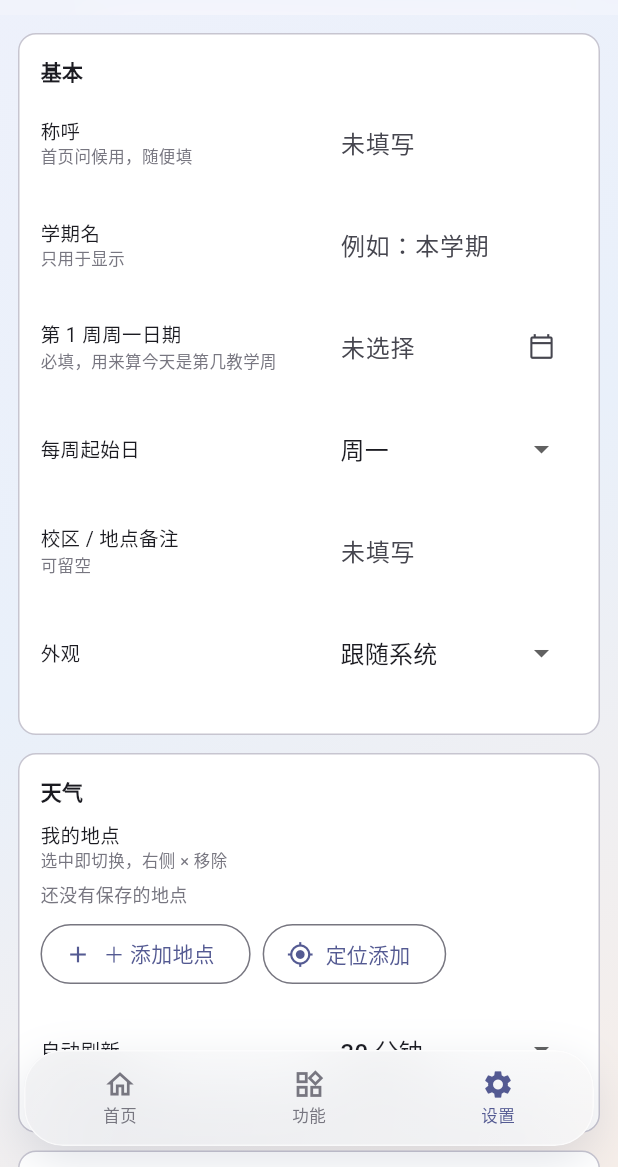
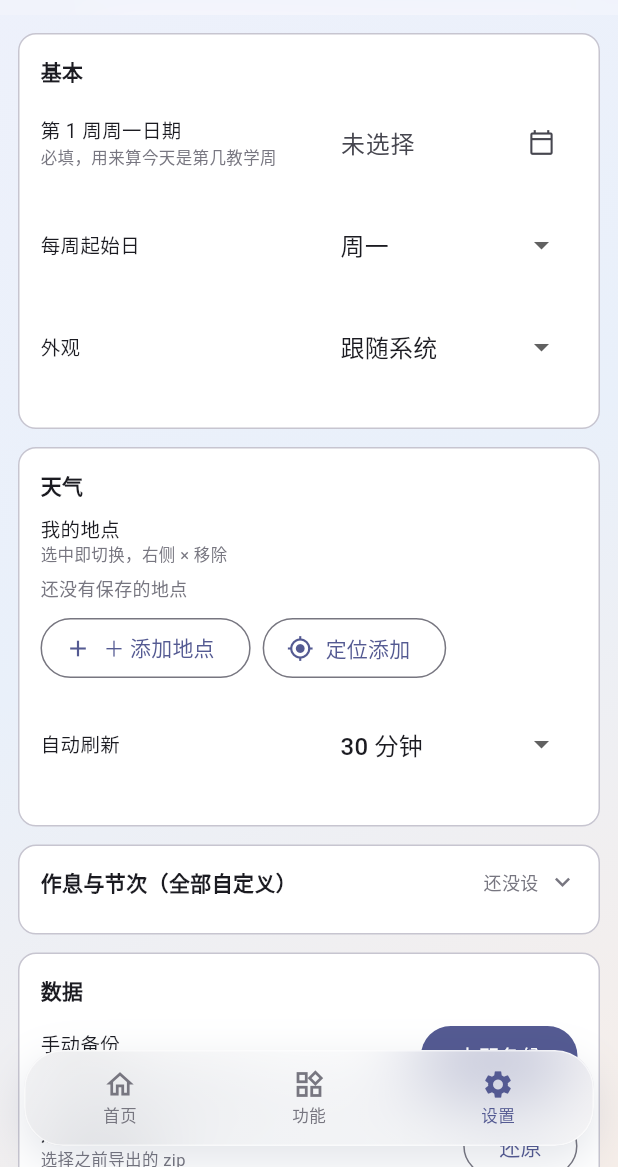
Before and after one commit to youkeisen/CloudLife, a Flutter app: the screen it shows after launch, item 3 of the bottom bar chosen, on a phone screen of 412 x 824 dp, the part 69-1236 px from its top. Run offline on Flutter 3.47's test engine with Material 3 defaults, Android fonts, the light colour scheme and no system bars; our stand-ins replace file_picker, geolocator; missing offline and left inert: syncfusion_flutter_pdf.

Commit message:
手机版 1.3.6：修定位（服务开关检查/缓存位置优先/超时30秒/友好提示）；设置页删称呼/学期名/校区；页面底部留白防悬浮栏遮挡；应用改名云生活

```diff
--- a/mobile/lib/app.dart
+++ b/mobile/lib/app.dart
@@ -32,7 +32,7 @@ class _MyDayAppState extends State<MyDayApp> {
   @override
   Widget build(BuildContext context) {
     return MaterialApp(
-      title: 'MyDay',
+      title: '云生活',
       debugShowCheckedModeBanner: false,
       theme: buildTheme(Brightness.light),
       darkTheme: buildTheme(Brightness.dark),
--- a/mobile/lib/ui/home_page.dart
+++ b/mobile/lib/ui/home_page.dart
@@ -519,7 +519,7 @@ class _HomePageState extends State<HomePage> {
 
     return ListView(
       key: const ValueKey('page-home'),
-      padding: const EdgeInsets.fromLTRB(0, 8, 0, 16),
+      padding: const EdgeInsets.fromLTRB(0, 8, 0, 110),
       children: <Widget>[
         Padding(
           key: const ValueKey('home-greet'),
--- a/mobile/lib/ui/settings_page.dart
+++ b/mobile/lib/ui/settings_page.dart
@@ -6,6 +6,8 @@
 /// - 还原前先自动给当前数据留一份备份；清空必须输入「清空」两个字；
 /// - 外观改动通过 [SettingsPage.onChanged] 一路通知到 MaterialApp 重建。
 library;
+
+import 'dart:async' show TimeoutException;
 
 import 'package:file_picker/file_picker.dart';
 import 'package:flutter/cupertino.dart' show CupertinoPicker, FixedExtentScrollController;
@@ -54,9 +56,6 @@ class SettingsPage extends StatefulWidget {
 
 class _SettingsPageState extends State<SettingsPage> {
   late Settings _s = widget.store.settings();
-  late final TextEditingController _nameCtrl = TextEditingController(text: _s.displayName);
-  late final TextEditingController _semCtrl = TextEditingController(text: _s.semesterName);
-  late final TextEditingController _campusCtrl = TextEditingController(text: _s.campus);
   late final WeatherApi _api = widget.api ?? WeatherApi();
 
   bool _addingPlace = false;
@@ -69,16 +68,10 @@ class _SettingsPageState extends State<SettingsPage> {
   @override
   void initState() {
     super.initState();
-    _nameCtrl.addListener(() => _save((s) => s.displayName = _nameCtrl.text));
-    _semCtrl.addListener(() => _save((s) => s.semesterName = _semCtrl.text));
-    _campusCtrl.addListener(() => _save((s) => s.campus = _campusCtrl.text));
   }
 
   @override
   void dispose() {
-    _nameCtrl.dispose();
-    _semCtrl.dispose();
-    _campusCtrl.dispose();
     _placeCtrl.dispose();
     super.dispose();
   }
@@ -323,7 +316,12 @@ class _SettingsPageState extends State<SettingsPage> {
   }
 
   /// 真定位：geolocator 拿坐标 + Nominatim 反查城市名。
+  /// 先查定位服务开关，再用最近位置（秒回），最后才等 GPS 实测。
   Future<LocateSpot?> _locateReal() async {
+    final serviceOn = await Geolocator.isLocationServiceEnabled();
+    if (!serviceOn) {
+      throw const FormatException('手机的定位服务（GPS）没开，下拉控制中心打开后再试');
+    }
     var permission = await Geolocator.checkPermission();
     if (permission == LocationPermission.denied) {
       permission = await Geolocator.requestPermission();
@@ -333,12 +331,20 @@ class _SettingsPageState extends State<SettingsPage> {
         permission == LocationPermission.unableToDetermine) {
       return null;
     }
-    final pos = await Geolocator.getCurrentPosition(
-      locationSettings: const LocationSettings(
-        accuracy: LocationAccuracy.high,
-        timeLimit: Duration(seconds: 15),
-      ),
-    );
+    // 最近位置可能没有缓存（null），那就现场等 GPS，超时放宽到 30 秒
+    Position? pos = await Geolocator.getLastKnownPosition();
+    if (pos == null) {
+      try {
+        pos = await Geolocator.getCurrentPosition(
+          locationSettings: const LocationSettings(
+            accuracy: LocationAccuracy.medium,
+            timeLimit: Duration(seconds: 30),
+          ),
+        );
+      } on TimeoutException {
+        throw const FormatException('定位超时：室内可能收不到 GPS，到窗边或连上 Wi-Fi 再试一次');
+      }
+    }
     final city =
         await _api.reverseGeocode(pos.latitude, pos.longitude);
     return LocateSpot(
@@ -389,21 +395,10 @@ class _SettingsPageState extends State<SettingsPage> {
     final cs = Theme.of(context).colorScheme;
     return ListView(
       key: const ValueKey('page-settings'),
-      padding: const EdgeInsets.fromLTRB(12, 12, 12, 24),
+      // 底部留 110：悬浮底栏是盖在内容上的，不留会被挡住（凯森 v1.3.5 反馈）
+      padding: const EdgeInsets.fromLTRB(12, 12, 12, 110),
       children: <Widget>[
         _card(context, '基本', <Widget>[
-          _field('称呼', '首页问候用，随便填',
-              TextField(
-                key: const ValueKey('s-name'),
-                controller: _nameCtrl,
-                decoration: const InputDecoration(hintText: '未填写'),
-              )),
-          _field('学期名', '只用于显示',
-              TextField(
-                key: const ValueKey('s-semester'),
-                controller: _semCtrl,
-                decoration: const InputDecoration(hintText: '例如：本学期'),
-              )),
           _field('第 1 周周一日期', '必填，用来算今天是第几教学周',
               InkWell(
                 key: const ValueKey('s-week1'),
@@ -425,12 +420,6 @@ class _SettingsPageState extends State<SettingsPage> {
                   DropdownMenuItem<int>(value: 7, child: Text('周日')),
                 ],
                 onChanged: (int? v) => v == null ? null : _save((s) => s.weekStartsOn = v),
-              )),
-          _field('校区 / 地点备注', '可留空',
-              TextField(
-                key: const ValueKey('s-campus'),
-                controller: _campusCtrl,
-                decoration: const InputDecoration(hintText: '未填写'),
               )),
           _field('外观', null,
               DropdownButtonFormField<String>(
```
Also changed, not shown: mobile/pubspec.yaml (+4 -3 lines), 2 other files.
